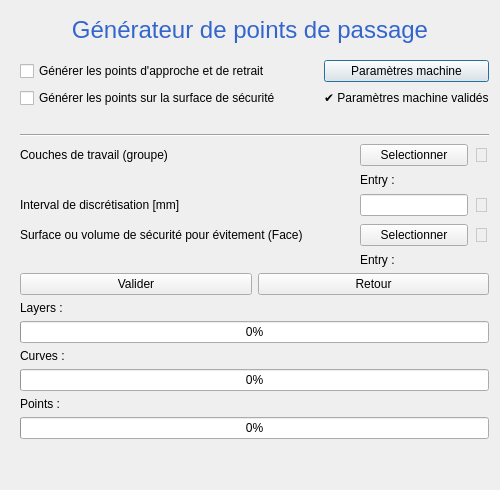
Above: assets/Interface_QT/ui/Discretisation.ui from FatPinguin/ToolPathWizard_dev before the change. Below: the same form after it.
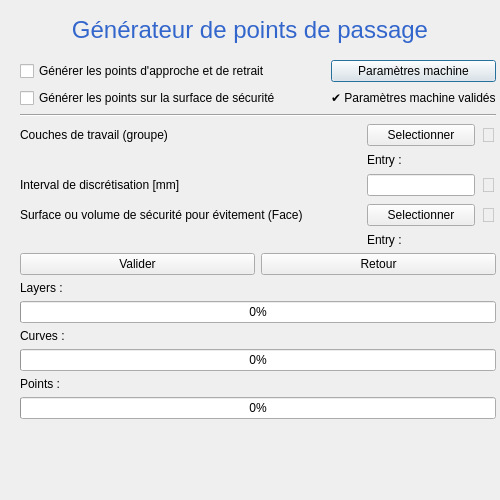
That is the form after the change.

The edit to the form file:
```diff
--- a/assets/Interface_QT/ui/Discretisation.ui
+++ b/assets/Interface_QT/ui/Discretisation.ui
@@ -7,19 +7,19 @@
     <x>0</x>
     <y>0</y>
     <width>500</width>
-    <height>490</height>
+    <height>500</height>
    </rect>
   </property>
   <property name="minimumSize">
    <size>
     <width>500</width>
-    <height>490</height>
+    <height>500</height>
    </size>
   </property>
   <property name="maximumSize">
    <size>
     <width>500</width>
-    <height>490</height>
+    <height>500</height>
    </size>
   </property>
   <property name="windowTitle">
@@ -51,34 +51,20 @@
     <rect>
      <x>20</x>
      <y>60</y>
-     <width>469</width>
+     <width>476</width>
      <height>454</height>
     </rect>
    </property>
    <layout class="QVBoxLayout" name="verticalLayout">
     <item>
      <layout class="QGridLayout" name="gridLayout_avoidAndParameters">
-      <item row="1" column="1">
+      <item row="1" column="2">
        <widget class="QLabel" name="label_parametersValidation">
         <property name="text">
          <string>&lt;span&gt; &amp;#x2714; &lt;span&gt; Paramètres machine validés</string>
         </property>
        </widget>
       </item>
-      <item row="0" column="0">
-       <widget class="QCheckBox" name="checkBox_approach_retract">
-        <property name="text">
-         <string>Générer les points d'approche et de retrait</string>
-        </property>
-       </widget>
-      </item>
-      <item row="0" column="1">
-       <widget class="QPushButton" name="pushButton_machineParameters">
-        <property name="text">
-         <string>Paramètres machine</string>
-        </property>
-       </widget>
-      </item>
       <item row="1" column="0">
        <widget class="QCheckBox" name="checkBox_avoidingVolume">
         <property name="enabled">
@@ -89,7 +75,24 @@
         </property>
        </widget>
       </item>
-      <item row="2" column="0">
+      <item row="0" column="2">
+       <widget class="QPushButton" name="pushButton_machineParameters">
+        <property name="text">
+         <string>Paramètres machine</string>
+        </property>
+       </widget>
+      </item>
+      <item row="0" column="0">
+       <widget class="QCheckBox" name="checkBox_approach_retract">
+        <property name="text">
+         <string>Générer les points d'approche et de retrait</string>
+        </property>
+        <property name="checked">
+         <bool>false</bool>
+        </property>
+       </widget>
+      </item>
+      <item row="1" column="1">
        <spacer name="horizontalSpacer_2">
         <property name="orientation">
          <enum>Qt::Horizontal</enum>
```
